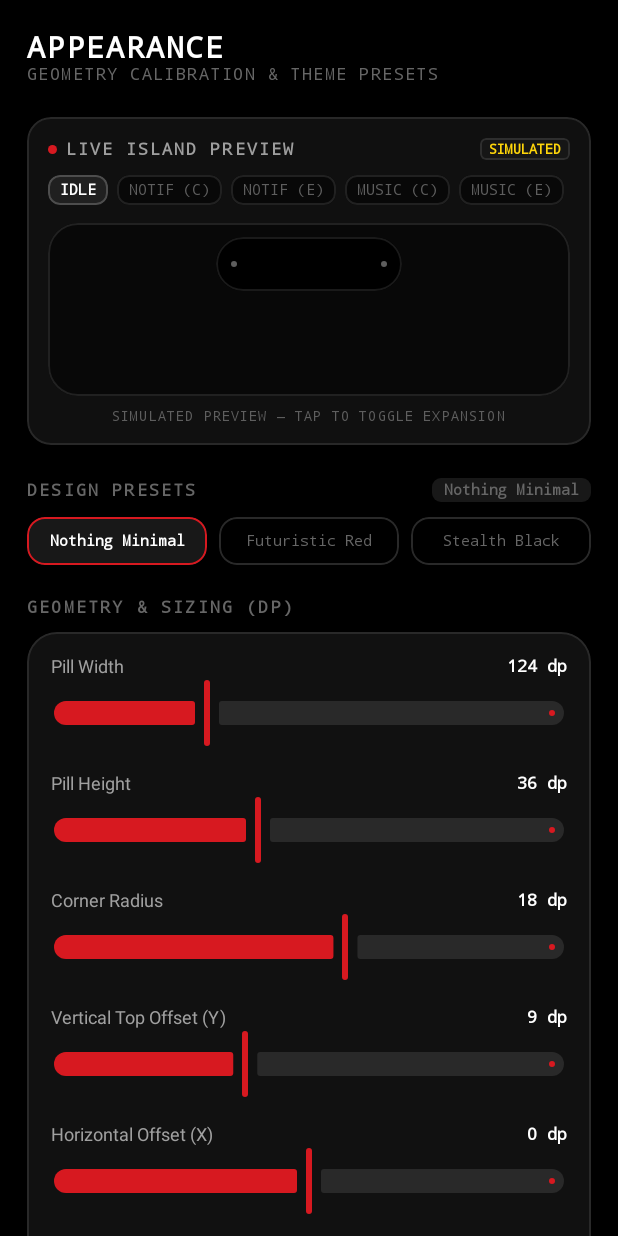
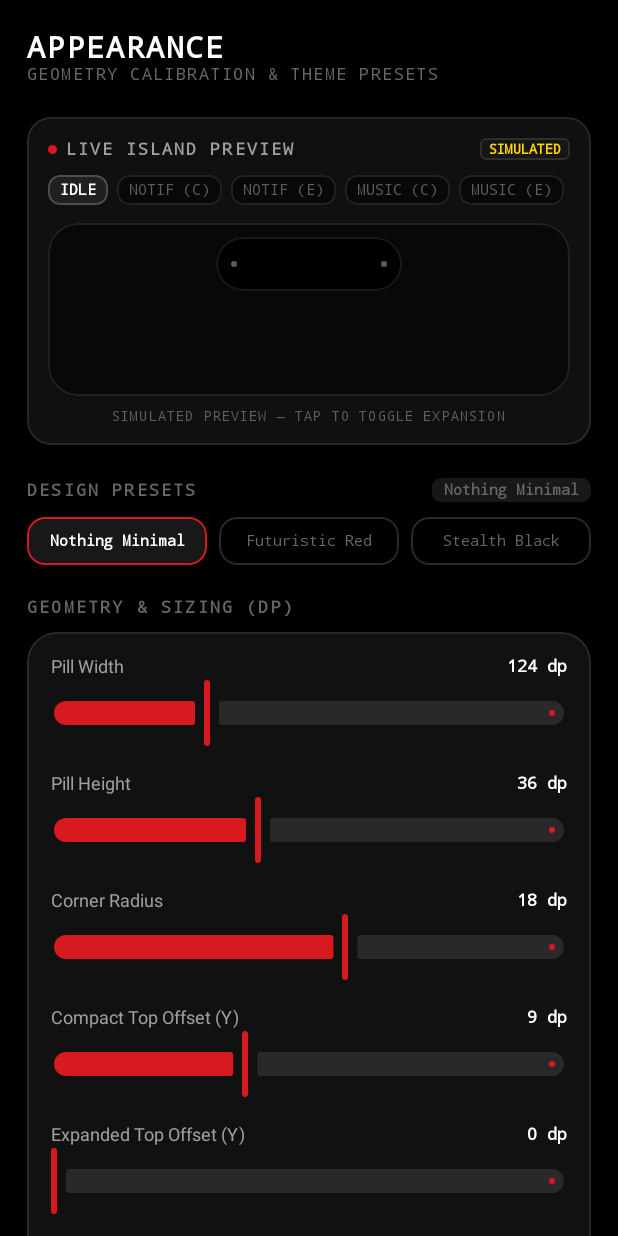
Before and after one commit to isumitjatav/dot-island, an Android app built with Jetpack Compose: the composable AppearanceScreen shown on its own in the app's theme, after a tap on "Nothing Minimal", on a phone screen of 412 x 824 dp. Run offline under Robolectric (Android 15) with nearby library versions, the phone set to English and light mode, and no system bars; libraries missing offline, so code that uses them is left out: java.text.

Commit message:
fix: Decouple compact and expanded vertical offsets, harden pill background, and align U-notch

```diff
--- a/app/src/main/java/com/nothing/island/ai/CutoutDetector.kt
+++ b/app/src/main/java/com/nothing/island/ai/CutoutDetector.kt
@@ -46,13 +46,14 @@ object CutoutDetector {
     const val A069_CUTOUT_WIDTH_PX = 106.0f      // 35.33 dp
 
     // Configurable calibration defaults in DP
-    const val DEFAULT_TOP_MARGIN_DP = 9.0f              // Vertical offset from top of glass (27px)
+    const val DEFAULT_TOP_MARGIN_DP = 9.0f              // Vertical offset for compact capsule (27px on 3.0 density)
+    const val DEFAULT_EXPANDED_TOP_MARGIN_DP = 0.0f     // Vertical offset for expanded card (docks at top glass)
     const val DEFAULT_COMPACT_WIDTH_DP = 124.0f         // Width of compact pill (372px)
     const val DEFAULT_COMPACT_VISIBLE_HEIGHT_DP = 36.0f // True visual height of capsule (108px)
     const val DEFAULT_COMPACT_CORNER_RADIUS_DP = 18.0f  // Half of height = perfect capsule silhouette (54px)
     const val DEFAULT_COMPACT_TOUCH_HEIGHT_DP = 58.0f   // WindowManager touch bridge height (174px, crosses 162px status bar)
     const val DEFAULT_COMPACT_HEIGHT_DP = 58.0f         // Backward-compatible touch window height
-    const val DEFAULT_EXPANDED_WIDTH_DP = 350.0f
+    const val DEFAULT_EXPANDED_WIDTH_DP = 390.0f
     const val DEFAULT_EXPANDED_HEIGHT_DP = 210.0f
 
     /**
--- a/app/src/main/java/com/nothing/island/ai/data/IslandPreferencesRepository.kt
+++ b/app/src/main/java/com/nothing/island/ai/data/IslandPreferencesRepository.kt
@@ -54,6 +54,7 @@ data class IslandPreferences(
     val expandedHeightDp: Float = CutoutDetector.DEFAULT_EXPANDED_HEIGHT_DP,
     val horizontalOffsetDp: Float = 0f,
     val topMarginDp: Float = CutoutDetector.DEFAULT_TOP_MARGIN_DP,
+    val expandedTopMarginDp: Float = CutoutDetector.DEFAULT_EXPANDED_TOP_MARGIN_DP,
     val cornerRadiusDp: Float = CutoutDetector.DEFAULT_COMPACT_CORNER_RADIUS_DP,
     val isPulsing: Boolean = true,
     val hapticFeedbackEnabled: Boolean = true,
@@ -90,12 +91,14 @@ class IslandPreferencesRepository internal constructor(
             expandedHeightDp = CutoutDetector.DEFAULT_EXPANDED_HEIGHT_DP,      // 210.0f
             horizontalOffsetDp = 0f,
             topMarginDp = CutoutDetector.DEFAULT_TOP_MARGIN_DP,                // 9.0f (27px)
+            expandedTopMarginDp = CutoutDetector.DEFAULT_EXPANDED_TOP_MARGIN_DP, // 0.0f (status bar dock)
             cornerRadiusDp = CutoutDetector.DEFAULT_COMPACT_CORNER_RADIUS_DP,  // 18.0f (54px)
             isPulsing = true,
             hapticFeedbackEnabled = true,
             reducedMotionEnabled = false,
             presetName = "Nothing Minimal",
             accentColorHex = 0xFFD71920L,
+            pillBackgroundColorHex = 0xFF000000L,
             isCameraCutoutEnabled = false
         )
 
@@ -125,6 +128,7 @@ class IslandPreferencesRepository internal constructor(
         val EXPANDED_HEIGHT_DP = floatPreferencesKey("expanded_height_dp")
         val HORIZONTAL_OFFSET_DP = floatPreferencesKey("horizontal_offset_dp")
         val TOP_MARGIN_DP = floatPreferencesKey("top_margin_dp")
+        val EXPANDED_TOP_MARGIN_DP = floatPreferencesKey("expanded_top_margin_dp")
         val CORNER_RADIUS_DP = floatPreferencesKey("corner_radius_dp")
         val IS_PULSING = booleanPreferencesKey("is_pulsing")
         val HAPTIC_FEEDBACK_ENABLED = booleanPreferencesKey("haptic_feedback_enabled")
@@ -402,6 +406,9 @@ class IslandPreferencesRepository internal constructor(
     }
 
     private fun mapPreferences(preferences: Preferences): IslandPreferences {
+        val rawPillBg = preferences[PreferencesKeys.PILL_BACKGROUND_COLOR_HEX] ?: HARDWARE_DEFAULTS.pillBackgroundColorHex
+        val safePillBg = if (rawPillBg == 0L || (rawPillBg and 0xFF000000L) == 0L) 0xFF000000L else rawPillBg
+
         return IslandPreferences(
             compactWidthDp = preferences[PreferencesKeys.COMPACT_WIDTH_DP] ?: HARDWARE_DEFAULTS.compactWidthDp,
             compactHeightDp = preferences[PreferencesKeys.COMPACT_HEIGHT_DP] ?: HARDWARE_DEFAULTS.compactHeightDp,
@@ -409,6 +416,7 @@ class IslandPreferencesRepository internal constructor(
             expandedHeightDp = preferences[PreferencesKeys.EXPANDED_HEIGHT_DP] ?: HARDWARE_DEFAULTS.expandedHeightDp,
             horizontalOffsetDp = preferences[PreferencesKeys.HORIZONTAL_OFFSET_DP] ?: HARDWARE_DEFAULTS.horizontalOffsetDp,
             topMarginDp = preferences[PreferencesKeys.TOP_MARGIN_DP] ?: HARDWARE_DEFAULTS.topMarginDp,
+            expandedTopMarginDp = preferences[PreferencesKeys.EXPANDED_TOP_MARGIN_DP] ?: HARDWARE_DEFAULTS.expandedTopMarginDp,
             cornerRadiusDp = preferences[PreferencesKeys.CORNER_RADIUS_DP] ?: HARDWARE_DEFAULTS.cornerRadiusDp,
             isPulsing = preferences[PreferencesKeys.IS_PULSING] ?: HARDWARE_DEFAULTS.isPulsing,
             hapticFeedbackEnabled = preferences[PreferencesKeys.HAPTIC_FEEDBACK_ENABLED] ?: HARDWARE_DEFAULTS.hapticFeedbackEnabled,
@@ -417,7 +425,7 @@ class IslandPreferencesRepository internal constructor(
             accentColorHex = preferences[PreferencesKeys.ACCENT_COLOR_HEX] ?: HARDWARE_DEFAULTS.accentColorHex,
             mascotEnabled = preferences[PreferencesKeys.MASCOT_ENABLED] ?: HARDWARE_DEFAULTS.mascotEnabled,
             mascotSpriteName = preferences[PreferencesKeys.MASCOT_SPRITE_NAME] ?: HARDWARE_DEFAULTS.mascotSpriteName,
-            pillBackgroundColorHex = preferences[PreferencesKeys.PILL_BACKGROUND_COLOR_HEX] ?: HARDWARE_DEFAULTS.pillBackgroundColorHex,
+            pillBackgroundColorHex = safePillBg,
             isCameraCutoutEnabled = preferences[PreferencesKeys.CAMERA_CUTOUT_ENABLED] ?: HARDWARE_DEFAULTS.isCameraCutoutEnabled
         )
     }
@@ -516,6 +524,7 @@ class IslandPreferencesRepository internal constructor(
         compactHeightDp: Float = _livePreferences.value.compactHeightDp,
         cornerRadiusDp: Float = _livePreferences.value.cornerRadiusDp,
         topMarginDp: Float = _livePreferences.value.topMarginDp,
+        expandedTopMarginDp: Float = _livePreferences.value.expandedTopMarginDp,
         horizontalOffsetDp: Float = _livePreferences.value.horizontalOffsetDp,
         accentColorHex: Long = _livePreferences.value.accentColorHex,
         presetName: String = _livePreferences.value.presetName,
@@ -526,6 +535,7 @@ class IslandPreferencesRepository internal constructor(
             compactHeightDp = compactHeightDp,
             cornerRadiusDp = cornerRadiusDp,
             topMarginDp = topMarginDp,
+            expandedTopMarginDp = expandedTopMarginDp,
             horizontalOffsetDp = horizontalOffsetDp,
             accentColorHex = accentColorHex,
             presetName = presetName,
@@ -544,6 +554,7 @@ class IslandPreferencesRepository internal constructor(
             compactHeightDp = current.compactHeightDp,
             cornerRadiusDp = current.cornerRadiusDp,
             topMarginDp = current.topMarginDp,
+            expandedTopMarginDp = current.expandedTopMarginDp,
             horizontalOffsetDp = current.horizontalOffsetDp,
             accentColorHex = current.accentColorHex,
             presetName = current.presetName,
@@ -560,6 +571,7 @@ class IslandPreferencesRepository internal constructor(
         cornerRadiusDp: Float,
         topMarginDp: Float,
         horizontalOffsetDp: Float,
+        expandedTopMarginDp: Float = _livePreferences.value.expandedTopMarginDp,
         accentColorHex: Long = _livePreferences.value.accentColorHex,
         presetName: String = _livePreferences.value.presetName,
         isCameraCutoutEnabled: Boolean = _livePreferences.value.isCameraCutoutEnabled
@@ -570,6 +582,7 @@ class IslandPreferencesRepository internal constructor(
                 preferences[PreferencesKeys.COMPACT_HEIGHT_DP] = compactHeightDp
                 preferences[PreferencesKeys.CORNER_RADIUS_DP] = cornerRadiusDp
                 preferences[PreferencesKeys.TOP_MARGIN_DP] = topMarginDp
+                preferences[PreferencesKeys.EXPANDED_TOP_MARGIN_DP] = expandedTopMarginDp
                 preferences[PreferencesKeys.HORIZONTAL_OFFSET_DP] = horizontalOffsetDp
                 preferences[PreferencesKeys.ACCENT_COLOR_HEX] = accentColorHex
                 preferences[PreferencesKeys.PRESET_NAME] = presetName
@@ -577,6 +590,17 @@ class IslandPreferencesRepository internal constructor(
             }
         } catch (e: IOException) {
             Log.e(TAG, "Failed to persist calibration to DataStore", e)
+        }
+    }
+
+    suspend fun updateExpandedTopMargin(marginDp: Float) {
+        _livePreferences.value = _livePreferences.value.copy(expandedTopMarginDp = marginDp)
+        try {
+            dataStore.edit { preferences ->
+                preferences[PreferencesKeys.EXPANDED_TOP_MARGIN_DP] = marginDp
+            }
+        } catch (e: IOException) {
+            Log.e(TAG, "Failed to persist expandedTopMarginDp to DataStore", e)
         }
     }
 
@@ -639,7 +663,8 @@ class IslandPreferencesRepository internal constructor(
             cornerRadiusDp = cornerRadiusDp,
             accentColorHex = accentColorHex,
             horizontalOffsetDp = 0f,
-            topMarginDp = CutoutDetector.DEFAULT_TOP_MARGIN_DP
+            topMarginDp = CutoutDetector.DEFAULT_TOP_MARGIN_DP,
+            expandedTopMarginDp = CutoutDetector.DEFAULT_EXPANDED_TOP_MARGIN_DP
         )
         try {
             dataStore.edit { preferences ->
@@ -650,6 +675,7 @@ class IslandPreferencesRepository internal constructor(
                 preferences[PreferencesKeys.ACCENT_COLOR_HEX] = accentColorHex
                 preferences[PreferencesKeys.HORIZONTAL_OFFSET_DP] = 0f
                 preferences[PreferencesKeys.TOP_MARGIN_DP] = CutoutDetector.DEFAULT_TOP_MARGIN_DP
+                preferences[PreferencesKeys.EXPANDED_TOP_MARGIN_DP] = CutoutDetector.DEFAULT_EXPANDED_TOP_MARGIN_DP
             }
         } catch (e: IOException) {
             Log.e(TAG, "Failed to persist preset to DataStore", e)
--- a/app/src/main/java/com/nothing/island/ai/ui/components/CallCard.kt
+++ b/app/src/main/java/com/nothing/island/ai/ui/components/CallCard.kt
@@ -182,13 +182,16 @@ fun CallExpandedView(
 
     val cardShape = if (isCameraCutoutEnabled) notchedCardShape(cornerRadiusDp = 24f) else RoundedCornerShape(24.dp)
 
+    val topPadding = if (isCameraCutoutEnabled) 36.dp else 20.dp
+    val bottomPadding = if (isCameraCutoutEnabled) 16.dp else 20.dp
+
     Column(
         modifier = modifier
             .fillMaxSize()
             .clip(cardShape)
             .background(NothingPrimaryBackground)
             .border(1.dp, NothingDivider, cardShape)
-            .padding(20.dp),
+            .padding(start = 20.dp, end = 20.dp, top = topPadding, bottom = bottomPadding),
         horizontalAlignment = Alignment.CenterHorizontally,
         verticalArrangement = Arrangement.Center,
     ) {
--- a/app/src/main/java/com/nothing/island/ai/ui/screens/AppearanceScreen.kt
+++ b/app/src/main/java/com/nothing/island/ai/ui/screens/AppearanceScreen.kt
@@ -109,7 +109,8 @@ fun AppearanceScreen(
             cornerRadiusDp = prefs.cornerRadiusDp,
             topOffsetDp = prefs.topMarginDp,
             horizontalOffsetDp = prefs.horizontalOffsetDp,
-            accentColor = Color(prefs.accentColorHex)
+            accentColor = Color(prefs.accentColorHex),
+            isCameraCutoutEnabled = prefs.isCameraCutoutEnabled
         )
 
         Spacer(modifier = Modifier.height(18.dp))
@@ -216,11 +217,22 @@ fun AppearanceScreen(
                 )
 
                 CustomSlider(
-                    label = "Vertical Top Offset (Y)",
+                    label = "Compact Top Offset (Y)",
                     value = prefs.topMarginDp,
                     range = 0f..24f,
                     unit = "dp",
                     onValueChange = { repository.updateLiveCalibration(topMarginDp = it) },
+                    onValueChangeFinished = {
+                        coroutineScope.launch { repository.persistCurrentCalibration() }
+                    }
+                )
+
+                CustomSlider(
+                    label = "Expanded Top Offset (Y)",
+                    value = prefs.expandedTopMarginDp,
+                    range = 0f..24f,
+                    unit = "dp",
+                    onValueChange = { repository.updateLiveCalibration(expandedTopMarginDp = it) },
                     onValueChangeFinished = {
                         coroutineScope.launch { repository.persistCurrentCalibration() }
                     }
--- a/app/src/main/java/com/nothing/island/ai/ui/screens/HomeScreen.kt
+++ b/app/src/main/java/com/nothing/island/ai/ui/screens/HomeScreen.kt
@@ -147,6 +147,7 @@ fun HomeScreen(
             topOffsetDp = prefs.topMarginDp,
             horizontalOffsetDp = prefs.horizontalOffsetDp,
             accentColor = Color(prefs.accentColorHex),
+            isCameraCutoutEnabled = prefs.isCameraCutoutEnabled,
             statusText = "${Build.MODEL} (${Build.DEVICE})"
         )
 
```
Also changed, not shown: app/src/main/java/com/nothing/island/ai/IslandOverlayController.kt (+6 -4 lines), app/src/main/java/com/nothing/island/ai/IslandOverlayView.kt (+9 -1 lines), app/src/main/java/com/nothing/island/ai/ui/components/IslandPreview.kt (+11 -8 lines), app/src/main/java/com/nothing/island/ai/ui/components/NotchedCardShape.kt (+4 -4 lines), app/src/main/java/com/nothing/island/ai/ui/screens/GeometryStudioScreen.kt (+13 -3 lines), app/src/main/java/com/nothing/island/ai/ui/screens/ThemeStudioScreen.kt (+5 -3 lines), 1 other file.
